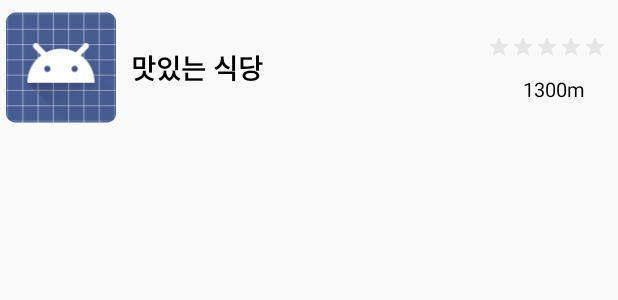
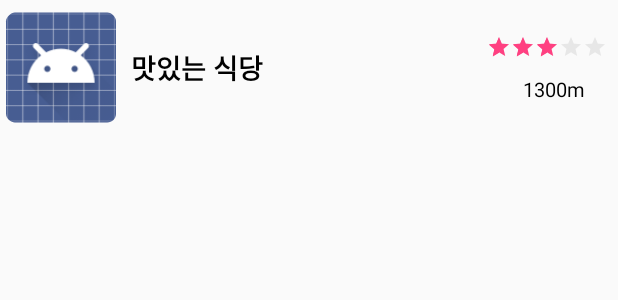
Before and after one commit to CLUG-kr/momukji, an Android app: the layout restaurant_item.xml on its own in the app's theme, with its tools: preview values and no code run, on a phone screen of 412 x 824 dp. Shown: the top 300 px of the screen. Run offline under Robolectric (Android 15) with nearby library versions, the phone set to English and light mode, and no system bars.

Commit message:
Fix RatingBar Error and Modify Restaurant Info Page

```diff
--- a/app/src/main/res/layout/restaurant_item.xml
+++ b/app/src/main/res/layout/restaurant_item.xml
@@ -61,17 +61,15 @@
                 <RatingBar
                     android:id="@+id/restaurantRating"
                     style="@style/Base.Widget.AppCompat.RatingBar.Small"
+                    android:theme="@style/CustomRatingBar"
                     android:layout_width="wrap_content"
                     android:layout_height="wrap_content"
                     android:layout_marginBottom="5dp"
                     android:layout_marginRight="5dp"
-                    android:isIndicator="false"
-                    android:max="5"
+                    android:isIndicator="true"
                     android:numStars="5"
-                    android:rating="0"
-                    android:secondaryProgressTint="#00000000"
-                    android:stepSize="0.01"
-                    android:theme="@style/CustomRatingBar" />
+                    android:rating="3"
+                    android:stepSize="0.01" />
             </LinearLayout>
 
             <LinearLayout
```
Also changed, not shown: app/src/main/res/layout/activity_restaurant_info.xml (+51 -3 lines).
